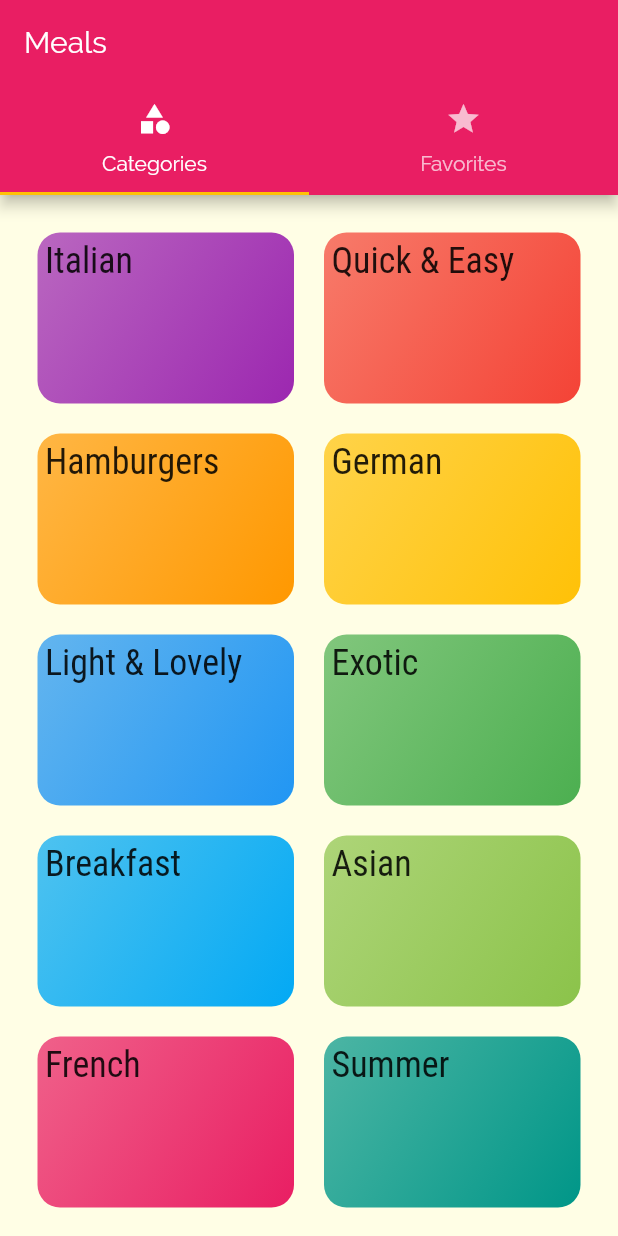
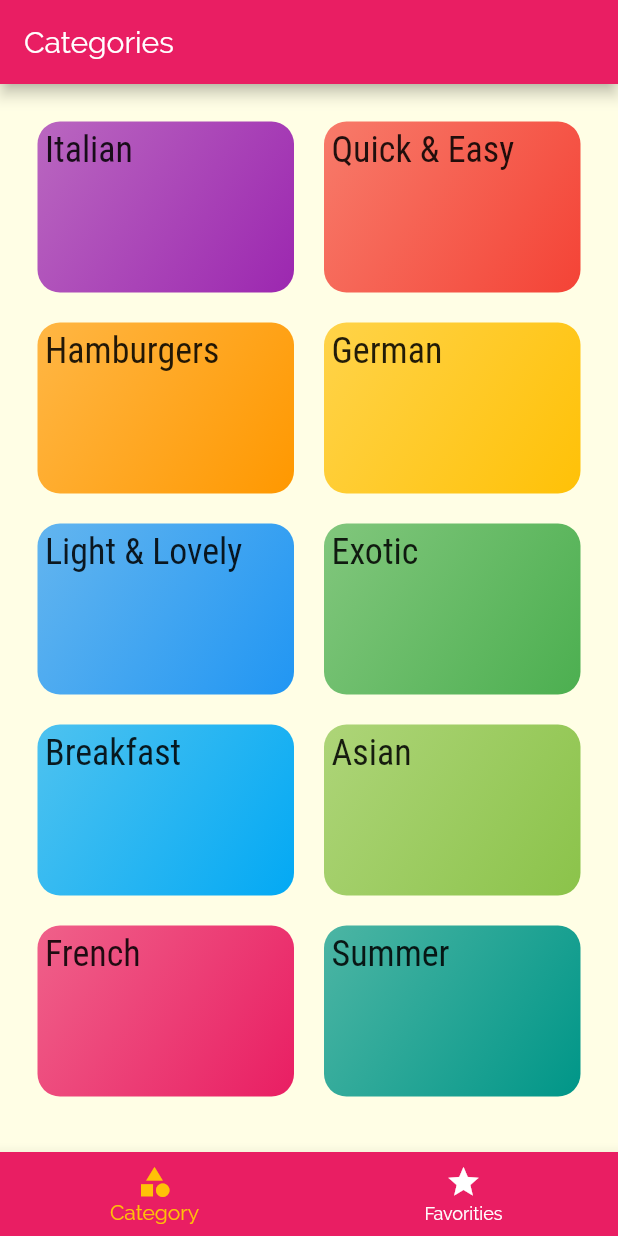
Before and after one commit to nischal08/meals_app, a Flutter app: the screen it shows after launch, on a phone screen of 412 x 824 dp. Run offline on Flutter 3.47's test engine with Material 2 defaults, Android fonts, the phone set to English and light mode, and no system bars.

```diff
--- a/lib/screens/tabs_screen.dart
+++ b/lib/screens/tabs_screen.dart
@@ -10,31 +10,52 @@ class TabsScreen extends StatefulWidget {
 }
 
 class _TabsScreenState extends State<TabsScreen> {
+  final List<Map<String, Object>> _pages = [
+    {
+      "page": CategoriesScreen(),
+      "title": 'Categories',
+    },
+    {
+      "page": FavoritesScreen(),
+      "title": 'Your Favorite',
+    }
+  ];
+
+  int _selectedPageIndex = 0;
+
+  void _selectPage(int index) {
+    setState(() {
+      _selectedPageIndex = index;
+    });
+  }
+
   @override
   Widget build(BuildContext context) {
-    return DefaultTabController(
-      length: 2,
-      // initialIndex: 0,
-      child: Scaffold(
-        appBar: AppBar(
-          title: Text("Meals"),
-          bottom: TabBar(
-            tabs: [
-              Tab(
-                icon: Icon(Icons.category),
-                text: 'Categories',
-              ),
-              Tab(
-                icon: Icon(Icons.star),
-                text: 'Favorites',
-              ),
-            ],
+    return Scaffold(
+      appBar: AppBar(
+        title: Text(_pages[_selectedPageIndex]["title"]),
+      ),
+      bottomNavigationBar: BottomNavigationBar(
+        currentIndex: _selectedPageIndex,
+        onTap: _selectPage,
+        backgroundColor: Theme.of(context).primaryColor,
+        unselectedItemColor: Colors.white,
+        selectedItemColor: Theme.of(context).accentColor,
+        // type: BottomNavigationBarType.shifting,
+        items: [
+          BottomNavigationBarItem(
+            backgroundColor: Theme.of(context).primaryColor,
+            icon: Icon(Icons.category),
+            label: "Category",
           ),
-        ),
-        body: TabBarView(
-          children: [CategoriesScreen(), FavoritesScreen()],
-        ),
+          BottomNavigationBarItem(
+            backgroundColor: Theme.of(context).primaryColor,
+            icon: Icon(Icons.star),
+            label: "Favorities",
+          ),
+        ],
       ),
+      body: _pages[_selectedPageIndex]["page"],
     );
   }
 }
```
